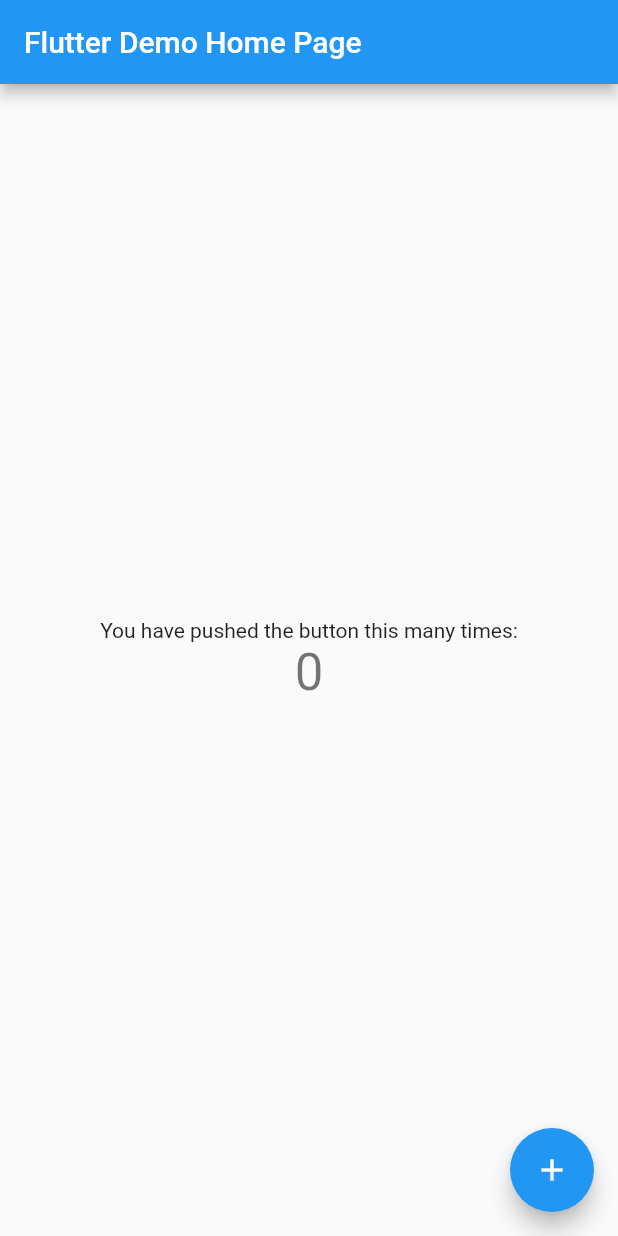
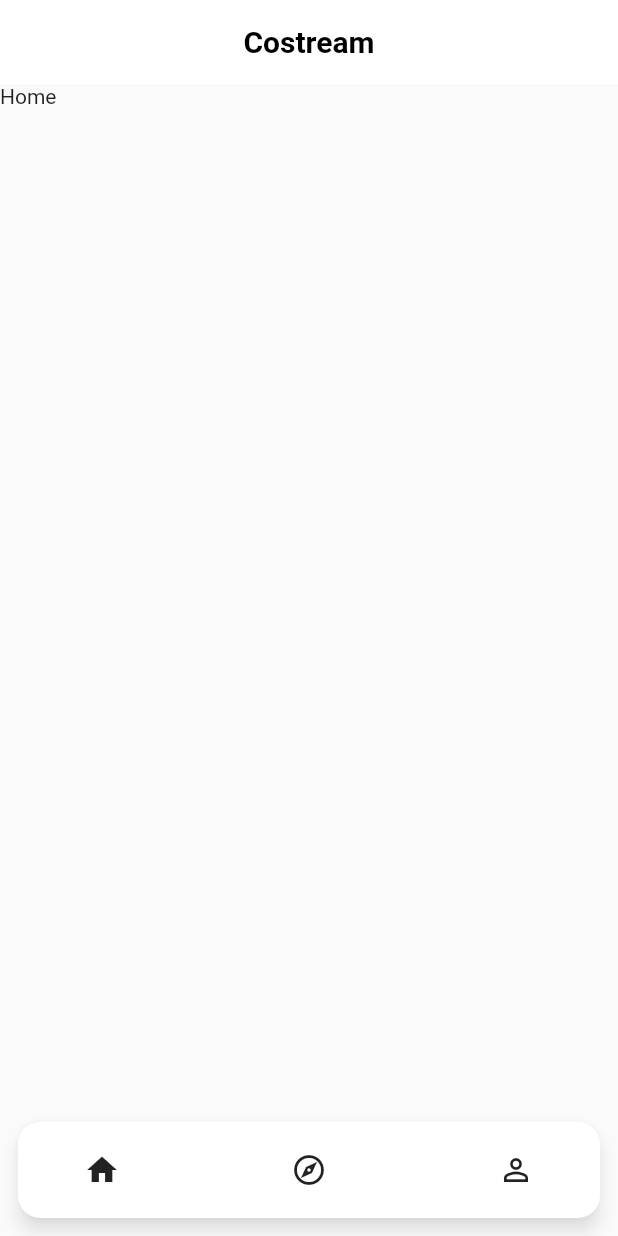
Before and after one commit to abadisurio/costream, a Flutter app: the screen it shows after launch, on a phone screen of 412 x 824 dp. Run offline on Flutter 3.47's test engine with Material 2 defaults, Android fonts, the phone set to English and light mode, and no system bars; Roboto replaces fonts that are missing (Poppins).

Commit message:
add backbone screens

```diff
--- a/lib/main.dart
+++ b/lib/main.dart
@@ -1,3 +1,4 @@
+import 'package:costream/screen/root.dart';
 import 'package:flutter/material.dart';
 
 void main() {
@@ -10,58 +11,91 @@ class MyApp extends StatelessWidget {
   @override
   Widget build(BuildContext context) {
     return MaterialApp(
-      title: 'Flutter Demo',
+      title: 'Costream',
+      themeMode: ThemeMode.system,
+      darkTheme: ThemeData(
+          brightness: Brightness.dark,
+          bottomSheetTheme:
+              const BottomSheetThemeData(backgroundColor: Colors.transparent),
+          fontFamily: 'Poppins',
+          elevatedButtonTheme: ElevatedButtonThemeData(
+            style: ButtonStyle(
+              backgroundColor:
+                  MaterialStateProperty.all(const Color(0xff073FCF)),
+            ),
+          ),
+          textTheme: const TextTheme(
+              headline1: TextStyle(
+                fontWeight: FontWeight.w700,
+                fontSize: 40,
+              ),
+              headline2: TextStyle(
+                fontWeight: FontWeight.w700,
+                fontSize: 35,
+              ),
+              headline3: TextStyle(
+                fontWeight: FontWeight.w700,
+                fontSize: 30,
+              ),
+              headline4: TextStyle(
+                fontWeight: FontWeight.w700,
+                fontSize: 20,
+              ),
+              headline5: TextStyle(
+                fontWeight: FontWeight.w600,
+                fontSize: 20,
+              ),
+              headline6: TextStyle(
+                fontWeight: FontWeight.w700,
+                fontSize: 15,
+              ),
+              bodyText1: TextStyle(
+                  fontWeight: FontWeight.w600, color: Color(0xff272727)),
+              button: TextStyle(fontWeight: FontWeight.w700))),
       theme: ThemeData(
+        fontFamily: 'Poppins',
         primarySwatch: Colors.blue,
+        primaryColor: const Color(0xff073FCF),
+        appBarTheme: const AppBarTheme(
+          backgroundColor: Color(0xffffffff),
+        ),
+        bottomSheetTheme:
+            const BottomSheetThemeData(backgroundColor: Colors.transparent),
+        elevatedButtonTheme: ElevatedButtonThemeData(
+          style: ButtonStyle(
+            backgroundColor: MaterialStateProperty.all(const Color(0xff073FCF)),
+          ),
+        ),
+        textTheme: const TextTheme(
+            headline1: TextStyle(
+                fontWeight: FontWeight.w700,
+                fontSize: 40,
+                color: Color(0xff272727)),
+            headline2: TextStyle(
+                fontWeight: FontWeight.w700,
+                fontSize: 35,
+                color: Color(0xff868686)),
+            headline3: TextStyle(
+              fontWeight: FontWeight.w700,
+              fontSize: 30,
+            ),
+            headline4: TextStyle(
+                fontWeight: FontWeight.w700,
+                fontSize: 20,
+                color: Color(0xFF000000)),
+            headline5: TextStyle(
+              fontWeight: FontWeight.w600,
+              fontSize: 20,
+            ),
+            headline6: TextStyle(
+              fontWeight: FontWeight.w700,
+              fontSize: 15,
+            ),
+            bodyText1: TextStyle(
+                fontWeight: FontWeight.w600, color: Color(0xff272727)),
+            button: TextStyle(fontWeight: FontWeight.w700)),
       ),
-      home: const MyHomePage(title: 'Flutter Demo Home Page'),
+      home: const Root(),
     );
   }
 }
-
-class MyHomePage extends StatefulWidget {
-  const MyHomePage({Key? key, required this.title}) : super(key: key);
-
-  final String title;
-
-  @override
-  State<MyHomePage> createState() => _MyHomePageState();
-}
-
-class _MyHomePageState extends State<MyHomePage> {
-  int _counter = 0;
-
-  void _incrementCounter() {
-    setState(() {
-      _counter++;
-    });
-  }
-
-  @override
-  Widget build(BuildContext context) {
-    return Scaffold(
-      appBar: AppBar(
-        title: Text(widget.title),
-      ),
-      body: Center(
-        child: Column(
-          mainAxisAlignment: MainAxisAlignment.center,
-          children: <Widget>[
-            const Text(
-              'You have pushed the button this many times:',
-            ),
-            Text(
-              '$_counter',
-              style: Theme.of(context).textTheme.headline4,
-            ),
-          ],
-        ),
-      ),
-      floatingActionButton: FloatingActionButton(
-        onPressed: _incrementCounter,
-        tooltip: 'Increment',
-        child: const Icon(Icons.add),
-      ),
-    );
-  }
-}
--- /dev/null
+++ b/lib/screen/explore.dart
@@ -0,0 +1,15 @@
+import 'package:flutter/material.dart';
+
+class Explore extends StatefulWidget {
+  const Explore({Key? key}) : super(key: key);
+
+  @override
+  State<Explore> createState() => _ExploreState();
+}
+
+class _ExploreState extends State<Explore> {
+  @override
+  Widget build(BuildContext context) {
+    return const Text('Explore');
+  }
+}
--- /dev/null
+++ b/lib/screen/home.dart
@@ -0,0 +1,15 @@
+import 'package:flutter/material.dart';
+
+class Home extends StatefulWidget {
+  const Home({Key? key}) : super(key: key);
+
+  @override
+  State<Home> createState() => _HomeState();
+}
+
+class _HomeState extends State<Home> {
+  @override
+  Widget build(BuildContext context) {
+    return const Text('Home');
+  }
+}
--- /dev/null
+++ b/lib/screen/profile.dart
@@ -0,0 +1,15 @@
+import 'package:flutter/material.dart';
+
+class Profile extends StatefulWidget {
+  const Profile({Key? key}) : super(key: key);
+
+  @override
+  State<Profile> createState() => _ProfileState();
+}
+
+class _ProfileState extends State<Profile> {
+  @override
+  Widget build(BuildContext context) {
+    return const Text('Profile');
+  }
+}
--- /dev/null
+++ b/lib/screen/register.dart
@@ -0,0 +1,15 @@
+import 'package:flutter/material.dart';
+
+class Register extends StatefulWidget {
+  const Register({Key? key}) : super(key: key);
+
+  @override
+  State<Register> createState() => _RegisterState();
+}
+
+class _RegisterState extends State<Register> {
+  @override
+  Widget build(BuildContext context) {
+    return const Text('Register');
+  }
+}
--- /dev/null
+++ b/lib/screen/root.dart
@@ -0,0 +1,66 @@
+import 'package:costream/screen/explore.dart';
+import 'package:costream/screen/home.dart';
+import 'package:costream/screen/profile.dart';
+import 'package:flutter/material.dart';
+
+class Root extends StatefulWidget {
+  const Root({Key? key}) : super(key: key);
+  @override
+  State<Root> createState() => _RootState();
+}
+
+class _RootState extends State<Root> {
+  int pageIndex = 0;
+  @override
+  Widget build(BuildContext context) {
+    List bottomItems = [
+      pageIndex == 0 ? Icons.home : Icons.home_outlined,
+      pageIndex == 1 ? Icons.explore : Icons.explore_outlined,
+      pageIndex == 2 ? Icons.person : Icons.person_outline,
+    ];
+    return Scaffold(
+      appBar: getAppBar(),
+      body: getBody(),
+      bottomNavigationBar: Padding(
+        padding: const EdgeInsets.all(8.0),
+        child: Card(
+          shape: RoundedRectangleBorder(
+            borderRadius: BorderRadius.circular(15.0),
+          ),
+          elevation: 5,
+          shadowColor: Colors.black.withOpacity(0.5),
+          child: Padding(
+            padding: const EdgeInsets.symmetric(horizontal: 32, vertical: 8),
+            child: Row(
+              mainAxisAlignment: MainAxisAlignment.spaceBetween,
+              children: List.generate(bottomItems.length, (index) {
+                return IconButton(
+                    onPressed: () {
+                      setState(() {
+                        pageIndex = index;
+                      });
+                    },
+                    icon: Icon(bottomItems[index]));
+              }),
+            ),
+          ),
+        ),
+      ),
+    );
+  }
+
+  Widget getBody() {
+    return IndexedStack(
+      index: pageIndex,
+      children: const [Home(), Explore(), Profile()],
+    );
+  }
+
+  PreferredSizeWidget? getAppBar() {
+    return AppBar(
+      elevation: 0,
+      title: Text("Costream", style: Theme.of(context).textTheme.headline4),
+      centerTitle: true,
+    );
+  }
+}
--- /dev/null
+++ b/lib/screen/signin.dart
@@ -0,0 +1,15 @@
+import 'package:flutter/material.dart';
+
+class SignIn extends StatefulWidget {
+  const SignIn({Key? key}) : super(key: key);
+
+  @override
+  State<SignIn> createState() => _SignInState();
+}
+
+class _SignInState extends State<SignIn> {
+  @override
+  Widget build(BuildContext context) {
+    return const Text('SignIn');
+  }
+}
```
